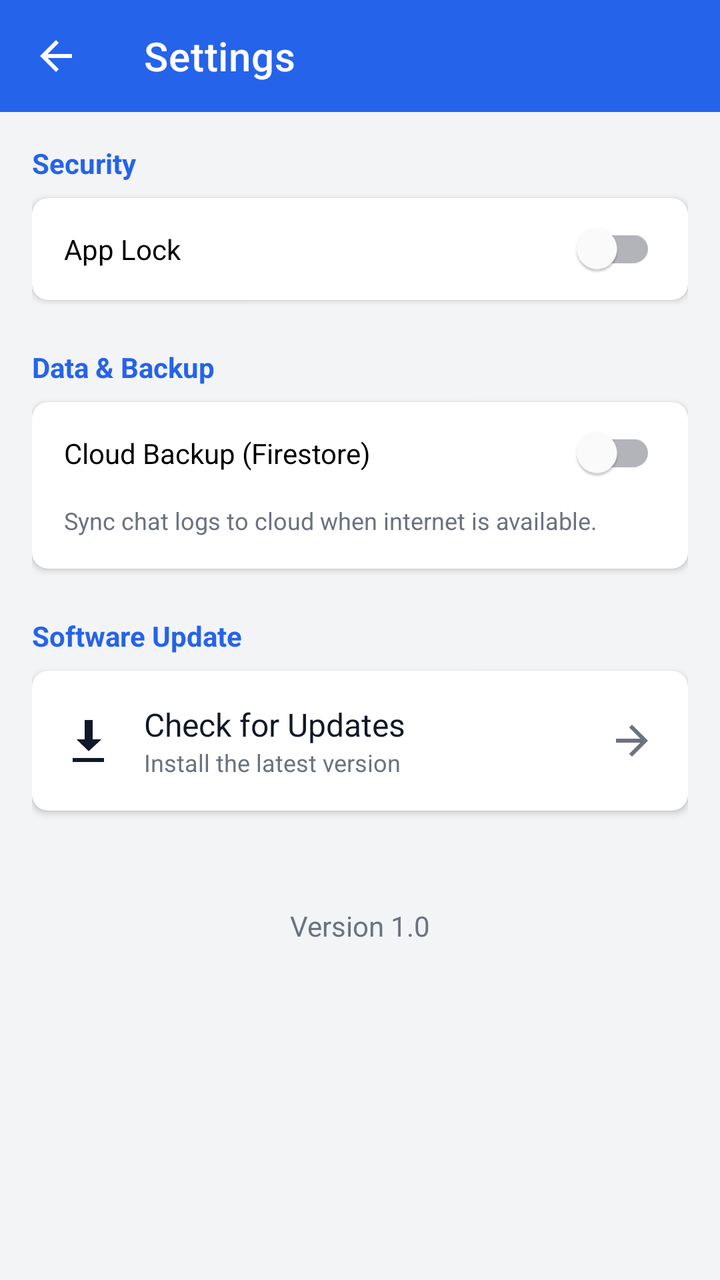
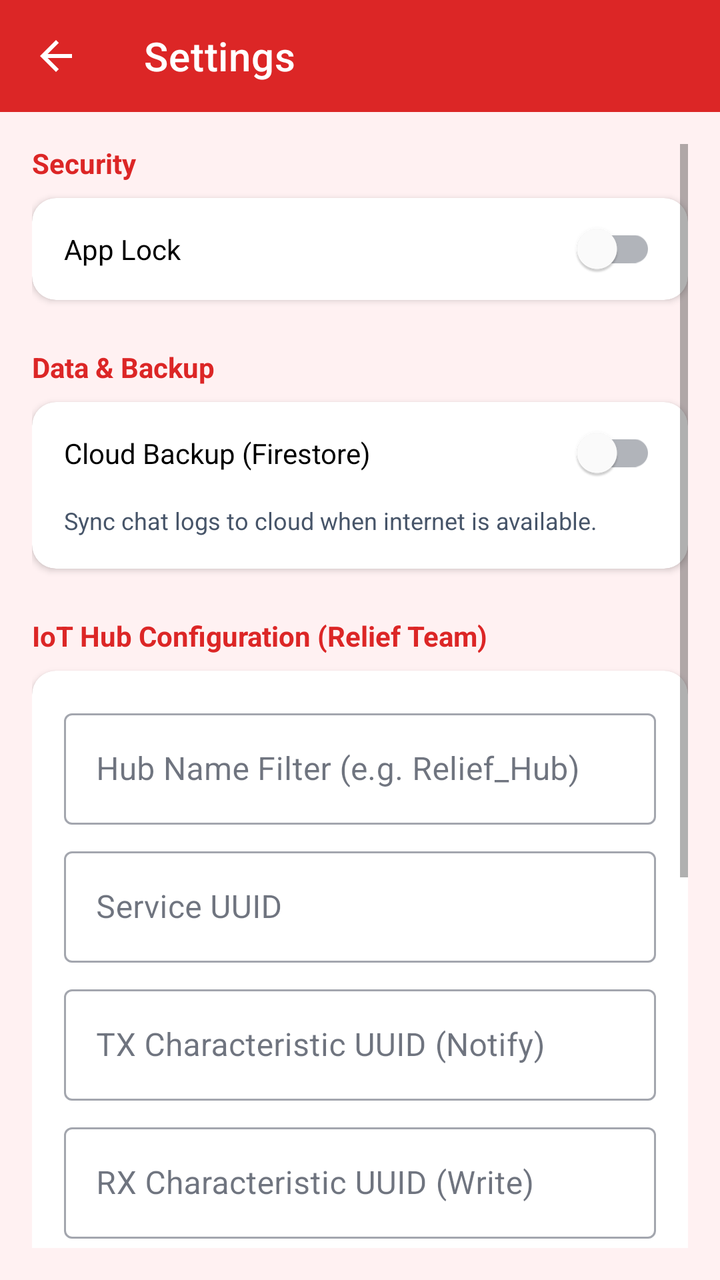

Two renders of the same Android screen: before a commit and after it. Below are the layout's source before the change and the commit's diff.
<!-- AndroidManifest.xml: activity theme Theme.DisasterComm.NoActionBar -->
<!-- res/layout/activity_settings.xml -->
<?xml version="1.0" encoding="utf-8"?>
<LinearLayout xmlns:android="http://schemas.android.com/apk/res/android"
    xmlns:app="http://schemas.android.com/apk/res-auto"
    android:layout_width="match_parent"
    android:layout_height="match_parent"
    android:orientation="vertical"
    android:background="@color/background_light">

    <androidx.appcompat.widget.Toolbar
        android:id="@+id/toolbar"
        android:layout_width="match_parent"
        android:layout_height="?attr/actionBarSize"
        android:background="?attr/colorPrimary"
        app:title="Settings"
        app:titleTextColor="@android:color/white"
        app:navigationIcon="@drawable/ic_arrow_back"/>

    <ScrollView
        android:layout_width="match_parent"
        android:layout_height="match_parent"
        android:padding="16dp">

        <LinearLayout
            android:layout_width="match_parent"
            android:layout_height="wrap_content"
            android:orientation="vertical">



            
            <TextView
                android:layout_width="wrap_content"
                android:layout_height="wrap_content"
                android:text="Security"
                android:textColor="@color/primary"
                android:textStyle="bold"
                android:layout_marginBottom="8dp"/>

            <com.google.android.material.card.MaterialCardView
                android:layout_width="match_parent"
                android:layout_height="wrap_content"
                app:cardCornerRadius="8dp"
                app:cardElevation="2dp"
                app:cardBackgroundColor="@color/card_background"
                android:layout_marginBottom="24dp">

                <LinearLayout
                    android:layout_width="match_parent"
                    android:layout_height="wrap_content"
                    android:orientation="vertical">

                    <com.google.android.material.switchmaterial.SwitchMaterial
                        android:id="@+id/switchAppLock"
                        android:layout_width="match_parent"
                        android:layout_height="wrap_content"
                        android:text="App Lock"
                        android:padding="16dp"/>
                </LinearLayout>
            </com.google.android.material.card.MaterialCardView>

            
            <TextView
                android:layout_width="wrap_content"
                android:layout_height="wrap_content"
                android:text="Data &amp; Backup"
                android:textColor="@color/primary"
                android:textStyle="bold"
                android:layout_marginBottom="8dp"/>

            <com.google.android.material.card.MaterialCardView
                android:layout_width="match_parent"
                android:layout_height="wrap_content"
                app:cardCornerRadius="8dp"
                app:cardElevation="2dp"
                app:cardBackgroundColor="@color/card_background"
                android:layout_marginBottom="24dp">

                <LinearLayout
                    android:layout_width="match_parent"
                    android:layout_height="wrap_content"
                    android:orientation="vertical">

                    <com.google.android.material.switchmaterial.SwitchMaterial
                        android:id="@+id/switchCloudBackup"
                        android:layout_width="match_parent"
                        android:layout_height="wrap_content"
                        android:text="Cloud Backup (Firestore)"
                        android:padding="16dp"/>

                    <TextView
                        android:layout_width="match_parent"
                        android:layout_height="wrap_content"
                        android:text="Sync chat logs to cloud when internet is available."
                        android:textColor="@color/text_secondary"
                        android:textSize="12sp"
                        android:paddingStart="16dp"
                        android:paddingEnd="16dp"
                        android:paddingBottom="16dp"/>
                </LinearLayout>
            </com.google.android.material.card.MaterialCardView>
            
 

            
            <TextView
                android:layout_width="wrap_content"
                android:layout_height="wrap_content"
                android:text="Software Update"
                android:textColor="@color/primary"
                android:textStyle="bold"
                android:layout_marginBottom="8dp"/>

            <com.google.android.material.card.MaterialCardView
                android:layout_width="match_parent"
                android:layout_height="wrap_content"
                app:cardCornerRadius="8dp"
                app:cardElevation="2dp"
                app:cardBackgroundColor="@color/card_background"
                android:layout_marginBottom="24dp">

                <LinearLayout
                    android:id="@+id/layoutCheckUpdate"
                    android:layout_width="match_parent"
                    android:layout_height="wrap_content"
                    android:orientation="horizontal"
                    android:padding="16dp"
                    android:gravity="center_vertical"
                    android:clickable="true"
                    android:focusable="true"
                    android:background="?attr/selectableItemBackground">

                    <ImageView
                        android:layout_width="24dp"
                        android:layout_height="24dp"
                        android:src="@android:drawable/stat_sys_download"
                        app:tint="@color/text_primary" />

                    <LinearLayout
                        android:layout_width="0dp"
                        android:layout_height="wrap_content"
                        android:layout_weight="1"
                        android:orientation="vertical"
                        android:layout_marginStart="16dp">

                        <TextView
                            android:layout_width="wrap_content"
                            android:layout_height="wrap_content"
                            android:text="Check for Updates"
                            android:textColor="@color/text_primary"
                            android:textSize="16sp"/>

                        <TextView
                            android:layout_width="wrap_content"
                            android:layout_height="wrap_content"
                            android:text="Install the latest version"
                            android:textColor="@color/text_secondary"
                            android:textSize="12sp"/>
                    </LinearLayout>
                   
                    <ImageView
                        android:layout_width="24dp"
                        android:layout_height="24dp"
                        android:src="@drawable/ic_arrow_back"
                        android:rotation="180"
                        app:tint="@color/text_secondary"/>
                </LinearLayout>
            </com.google.android.material.card.MaterialCardView>

            <TextView
                android:id="@+id/tvVersion"
                android:layout_width="match_parent"
                android:layout_height="wrap_content"
                android:text="Version 1.0"
                android:gravity="center"
                android:textColor="@color/text_secondary"
                android:layout_marginTop="24dp"/>

        </LinearLayout>
    </ScrollView>
</LinearLayout>
<!-- resources referenced by this layout -->
<resources>
  <color name="background_light">@color/background</color>
  <color name="card_background">@color/surface</color>
  <color name="primary">#2563EB</color>
  <color name="text_primary">#111827</color>
  <color name="text_secondary">#6B7280</color>
  <!-- drawable ic_arrow_back (drawable) -->
  <vector xmlns:android="http://schemas.android.com/apk/res/android"
      android:width="24dp"
      android:height="24dp"
      android:viewportWidth="24.0"
      android:viewportHeight="24.0">
      <path
          android:fillColor="#FFFFFF"
          android:pathData="M20,11H7.83l5.59,-5.59L12,4l-8,8l8,8l1.41,-1.41L7.83,13H20v-2z"/>
  </vector>
  <style name="Theme.DisasterComm.NoActionBar" parent="Theme.DisasterComm">
          <item name="windowActionBar">false</item>
          <item name="windowNoTitle">true</item>
      </style>
  <color name="background">#F3F4F6</color>
  <color name="surface">#FFFFFF</color>
  <style name="Theme.DisasterComm" parent="Theme.MaterialComponents.Light.NoActionBar">
          
          <item name="colorPrimary">@color/primary</item>
          <item name="colorPrimaryVariant">@color/primary_variant</item>
          <item name="colorOnPrimary">@color/text_on_primary</item>
          
          
          <item name="colorSecondary">@color/secondary</item>
          <item name="colorSecondaryVariant">@color/secondary_variant</item>
          <item name="colorOnSecondary">@color/white</item>
          
          
          <item name="android:windowBackground">@color/background</item>
          <item name="colorSurface">@color/surface</item>
          <item name="colorOnSurface">@color/text_primary</item>
          
          
          <item name="android:statusBarColor">@color/primary_variant</item>
          <item name="android:windowLightStatusBar">false</item>
      </style>
  <color name="primary_variant">#1D4ED8</color>
  <color name="text_on_primary">#FFFFFF</color>
  <color name="secondary">#0EA5E9</color>
  <color name="secondary_variant">#0284C7</color>
  <color name="white">#FFFFFF</color>
</resources>

<!-- the commit's change to res/layout/activity_settings.xml (unified diff, before → after) -->
@@ -39,7 +39,7 @@
             <com.google.android.material.card.MaterialCardView
                 android:layout_width="match_parent"
                 android:layout_height="wrap_content"
-                app:cardCornerRadius="8dp"
+                app:cardCornerRadius="12dp"
                 app:cardElevation="2dp"
                 app:cardBackgroundColor="@color/card_background"
                 android:layout_marginBottom="24dp">
@@ -70,7 +70,7 @@
             <com.google.android.material.card.MaterialCardView
                 android:layout_width="match_parent"
                 android:layout_height="wrap_content"
-                app:cardCornerRadius="8dp"
+                app:cardCornerRadius="12dp"
                 app:cardElevation="2dp"
                 app:cardBackgroundColor="@color/card_background"
                 android:layout_marginBottom="24dp">
@@ -105,6 +105,98 @@
             <TextView
                 android:layout_width="wrap_content"
                 android:layout_height="wrap_content"
+                android:text="IoT Hub Configuration (Relief Team)"
+                android:textColor="@color/primary"
+                android:textStyle="bold"
+                android:layout_marginBottom="8dp"/>
+
+            <com.google.android.material.card.MaterialCardView
+                android:layout_width="match_parent"
+                android:layout_height="wrap_content"
+                app:cardCornerRadius="12dp"
+                app:cardElevation="2dp"
+                app:cardBackgroundColor="@color/card_background"
+                android:layout_marginBottom="24dp">
+
+                <LinearLayout
+                    android:layout_width="match_parent"
+                    android:layout_height="wrap_content"
+                    android:orientation="vertical"
+                    android:padding="16dp">
+
+                    <com.google.android.material.textfield.TextInputLayout
+                        android:layout_width="match_parent"
+                        android:layout_height="wrap_content"
+                        android:hint="Hub Name Filter (e.g. Relief_Hub)"
+                        style="@style/Widget.MaterialComponents.TextInputLayout.OutlinedBox">
+                        <com.google.android.material.textfield.TextInputEditText
+                            android:id="@+id/etHubName"
+                            android:layout_width="match_parent"
+                            android:layout_height="wrap_content"
+                            android:inputType="text"/>
+                    </com.google.android.material.textfield.TextInputLayout>
+
+                    <com.google.android.material.textfield.TextInputLayout
+                        android:layout_width="match_parent"
+                        android:layout_height="wrap_content"
+                        android:hint="Service UUID"
+                        android:layout_marginTop="8dp"
+                        style="@style/Widget.MaterialComponents.TextInputLayout.OutlinedBox">
+                        <com.google.android.material.textfield.TextInputEditText
+                            android:id="@+id/etServiceUuid"
+                            android:layout_width="match_parent"
+                            android:layout_height="wrap_content"
+                            android:inputType="text"/>
+                    </com.google.android.material.textfield.TextInputLayout>
+
+                    <com.google.android.material.textfield.TextInputLayout
+                        android:layout_width="match_parent"
+                        android:layout_height="wrap_content"
+                        android:hint="TX Characteristic UUID (Notify)"
+                        android:layout_marginTop="8dp"
+                        style="@style/Widget.MaterialComponents.TextInputLayout.OutlinedBox">
+                        <com.google.android.material.textfield.TextInputEditText
+                            android:id="@+id/etTxUuid"
+                            android:layout_width="match_parent"
+                            android:layout_height="wrap_content"
+                            android:inputType="text"/>
+                    </com.google.android.material.textfield.TextInputLayout>
+
+                    <com.google.android.material.textfield.TextInputLayout
+                        android:layout_width="match_parent"
+                        android:layout_height="wrap_content"
+                        android:hint="RX Characteristic UUID (Write)"
+                        android:layout_marginTop="8dp"
+                        style="@style/Widget.MaterialComponents.TextInputLayout.OutlinedBox">
+                        <com.google.android.material.textfield.TextInputEditText
+                            android:id="@+id/etRxUuid"
+                            android:layout_width="match_parent"
+                            android:layout_height="wrap_content"
+                            android:inputType="text"/>
+                    </com.google.android.material.textfield.TextInputLayout>
+
+                    <Button
+                        android:id="@+id/btnSaveHub"
+                        android:layout_width="match_parent"
+                        android:layout_height="wrap_content"
+                        android:text="Save Hub Configuration"
+                        android:layout_marginTop="16dp"/>
+
+                    <Button
+                        android:id="@+id/btnResetHub"
+                        style="@style/Widget.MaterialComponents.Button.TextButton"
+                        android:layout_width="match_parent"
+                        android:layout_height="wrap_content"
+                        android:text="Reset to Defaults"
+                        android:textColor="@color/text_secondary"/>
+
+                </LinearLayout>
+            </com.google.android.material.card.MaterialCardView>
+
+            
+            <TextView
+                android:layout_width="wrap_content"
+                android:layout_height="wrap_content"
                 android:text="Software Update"
                 android:textColor="@color/primary"
                 android:textStyle="bold"
@@ -113,7 +205,7 @@
             <com.google.android.material.card.MaterialCardView
                 android:layout_width="match_parent"
                 android:layout_height="wrap_content"
-                app:cardCornerRadius="8dp"
+                app:cardCornerRadius="12dp"
                 app:cardElevation="2dp"
                 app:cardBackgroundColor="@color/card_background"
                 android:layout_marginBottom="24dp">
<!-- resource entries referenced after the edit -->
@@ -2,9 +2,9 @@
 <resources>
   <color name="background_light">@color/background</color>
   <color name="card_background">@color/surface</color>
-  <color name="primary">#2563EB</color>
-  <color name="text_primary">#111827</color>
-  <color name="text_secondary">#6B7280</color>
+  <color name="primary">#DC2626</color>
+  <color name="text_primary">#0F172A</color>
+  <color name="text_secondary">#475569</color>
   <!-- drawable ic_arrow_back (drawable) -->
   <vector xmlns:android="http://schemas.android.com/apk/res/android"
       android:width="24dp"
@@ -19,7 +19,7 @@
           <item name="windowActionBar">false</item>
           <item name="windowNoTitle">true</item>
       </style>
-  <color name="background">#F3F4F6</color>
+  <color name="background">#FFF1F2</color>
   <color name="surface">#FFFFFF</color>
   <style name="Theme.DisasterComm" parent="Theme.MaterialComponents.Light.NoActionBar">
           
@@ -41,10 +41,10 @@
           <item name="android:statusBarColor">@color/primary_variant</item>
           <item name="android:windowLightStatusBar">false</item>
       </style>
-  <color name="primary_variant">#1D4ED8</color>
+  <color name="primary_variant">#B91C1C</color>
   <color name="text_on_primary">#FFFFFF</color>
-  <color name="secondary">#0EA5E9</color>
-  <color name="secondary_variant">#0284C7</color>
+  <color name="secondary">#EF4444</color>
+  <color name="secondary_variant">#991B1B</color>
   <color name="white">#FFFFFF</color>
 </resources>
 
